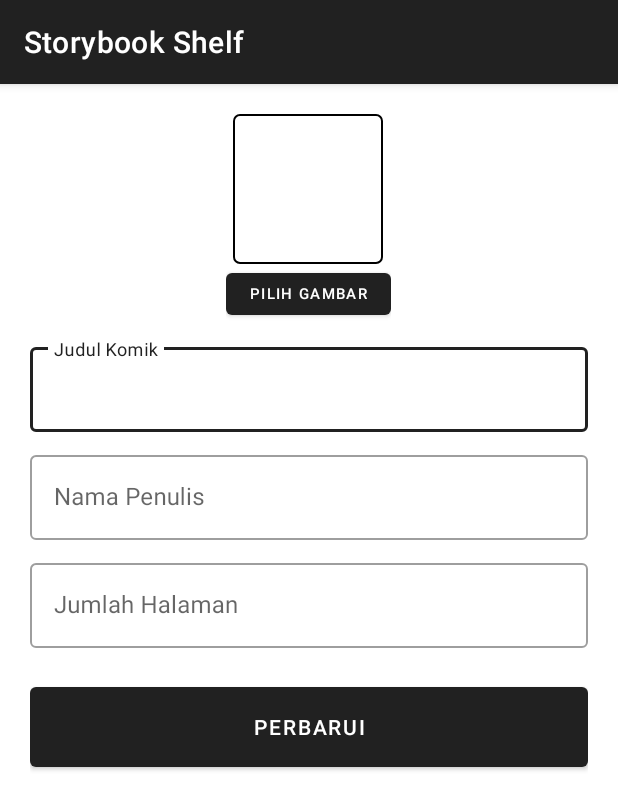
After one commit to rezaafaisal/komika, an Android app: the EditBookActivity screen opened directly, with no data from a screen before it, on a phone screen of 412 x 824 dp. The commit adds this screen. Shown: the top 810 px of the screen. Run offline under Robolectric (Android 15) with nearby library versions, the phone set to English and light mode, and no system bars.

Commit message:
fix back navigate at finish add book

```diff
--- a/app/src/main/AndroidManifest.xml
+++ b/app/src/main/AndroidManifest.xml
@@ -15,6 +15,9 @@
         android:theme="@style/Theme.StorybookShelf"
         tools:targetApi="31">
         <activity
+            android:name=".EditBookActivity"
+            android:exported="false" />
+        <activity
             android:name=".AddBookActivity"
             android:exported="false" />
         <activity
--- a/app/src/main/java/com/example/storybookshelf/AddBookActivity.kt
+++ b/app/src/main/java/com/example/storybookshelf/AddBookActivity.kt
@@ -8,6 +8,7 @@ import android.widget.Button
 import android.widget.ImageView
 import android.widget.TextView
 import android.widget.Toast
+import androidx.activity.OnBackPressedDispatcher
 import androidx.activity.result.contract.ActivityResultContracts
 import androidx.room.Room
 import com.example.storybookshelf.database.BookDatabase
@@ -49,7 +50,6 @@ class AddBookActivity : AppCompatActivity() {
         actionbar!!.title = "Tambah Koleksi Komik"
         actionbar.setDisplayHomeAsUpEnabled(true);
 
-
         saveButton.setOnClickListener {
             GlobalScope.launch {
                 val bookDao = db.bookDao()
@@ -61,7 +61,7 @@ class AddBookActivity : AppCompatActivity() {
             }
 
             Toast.makeText(applicationContext, "Berhasil menambahkan Komik!", Toast.LENGTH_SHORT).show()
-            startActivity(Intent(applicationContext, MainActivity::class.java))
+            finish()
         }
 
         pickImageButton.setOnClickListener {
--- /dev/null
+++ b/app/src/main/java/com/example/storybookshelf/EditBookActivity.kt
@@ -0,0 +1,11 @@
+package com.example.storybookshelf
+
+import androidx.appcompat.app.AppCompatActivity
+import android.os.Bundle
+
+class EditBookActivity : AppCompatActivity() {
+    override fun onCreate(savedInstanceState: Bundle?) {
+        super.onCreate(savedInstanceState)
+        setContentView(R.layout.activity_edit_book)
+    }
+}
--- /dev/null
+++ b/app/src/main/res/layout/activity_edit_book.xml
@@ -0,0 +1,84 @@
+<?xml version="1.0" encoding="utf-8"?>
+<androidx.constraintlayout.widget.ConstraintLayout xmlns:android="http://schemas.android.com/apk/res/android"
+    xmlns:app="http://schemas.android.com/apk/res-auto"
+    xmlns:tools="http://schemas.android.com/tools"
+    android:layout_width="match_parent"
+    android:layout_height="match_parent"
+    android:padding="20dp"
+    tools:context=".AddBookActivity">
+
+    <LinearLayout
+        android:orientation="vertical"
+        app:layout_constraintTop_toTopOf="parent"
+        android:layout_width="match_parent"
+        android:layout_height="wrap_content">
+        <LinearLayout
+            android:layout_gravity="center_horizontal"
+            android:orientation="vertical"
+            android:layout_width="wrap_content"
+            android:layout_height="wrap_content">
+            <ImageView
+                android:id="@+id/cover_image"
+                android:layout_width="100dp"
+                android:tooltipText="tes"
+                android:background="@drawable/image_border"
+                android:layout_gravity="center_horizontal"
+                android:scaleType="centerCrop"
+                android:layout_height="100dp"/>
+
+            <Button
+                android:id="@+id/pick_image"
+                android:layout_width="wrap_content"
+                android:layout_height="40dp"
+                android:textSize="10dp"
+                android:text="Pilih Gambar"/>
+
+        </LinearLayout>
+        <com.google.android.material.textfield.TextInputLayout
+            android:layout_width="match_parent"
+            android:layout_height="wrap_content"
+            android:hint="Judul Komik"
+            android:layout_marginTop="10dp"
+            style="@style/Widget.MaterialComponents.TextInputLayout.OutlinedBox">
+
+            <com.google.android.material.textfield.TextInputEditText
+                android:id="@+id/input_title"
+                android:layout_width="match_parent"
+                android:layout_height="wrap_content"
+                />
+        </com.google.android.material.textfield.TextInputLayout>
+        <com.google.android.material.textfield.TextInputLayout
+            android:layout_width="match_parent"
+            android:layout_height="wrap_content"
+            android:hint="Nama Penulis"
+            android:layout_marginTop="10dp"
+            style="@style/Widget.MaterialComponents.TextInputLayout.OutlinedBox">
+
+            <com.google.android.material.textfield.TextInputEditText
+                android:id="@+id/edit_author"
+                android:layout_width="match_parent"
+                android:layout_height="wrap_content"
+                />
+
+        </com.google.android.material.textfield.TextInputLayout><com.google.android.material.textfield.TextInputLayout
+        android:layout_width="match_parent"
+        android:layout_height="wrap_content"
+        android:hint="Jumlah Halaman"
+        android:layout_marginTop="10dp"
+        style="@style/Widget.MaterialComponents.TextInputLayout.OutlinedBox">
+
+        <com.google.android.material.textfield.TextInputEditText
+            android:id="@+id/edit_page"
+            android:layout_width="match_parent"
+            android:layout_height="wrap_content"
+            android:inputType="number"
+            />
+    </com.google.android.material.textfield.TextInputLayout>
+        <Button
+            android:id="@+id/button_update"
+            android:layout_marginTop="20dp"
+            android:layout_width="match_parent"
+            android:layout_height="65dp"
+            android:text="Perbarui"/>
+    </LinearLayout>
+</androidx.constraintlayout.widget.ConstraintLayout>
```
